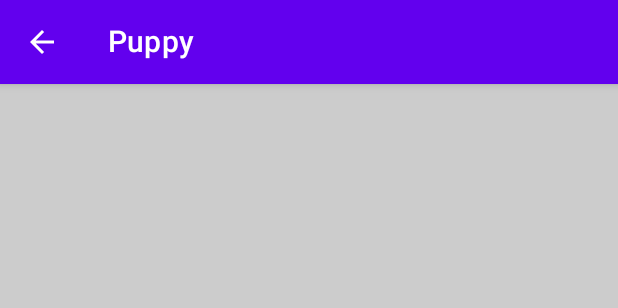
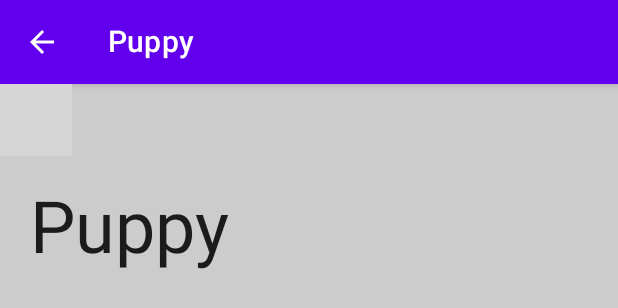
Before and after one commit to peterfortuin/AndroidDevChallenge-Week1, an Android app built with Jetpack Compose: the @Preview function PuppyDetailsScreenLightPreview, on a phone screen of 412 x 824 dp. Shown: the top 308 px of the screen. Run offline under Robolectric (Android 15) with nearby library versions, the phone set to English and light mode, and no system bars; libraries missing offline, so code that uses them is left out: dev.chrisbanes.accompanist; 1 statement that could not run was skipped; grey boxes are pictures that could not be loaded.

Commit message:
Image and name in detail screen

```diff
--- a/app/src/main/java/com/example/androiddevchallenge/ui/PuppyDetailsScreen.kt
+++ b/app/src/main/java/com/example/androiddevchallenge/ui/PuppyDetailsScreen.kt
@@ -15,17 +15,23 @@
  */
 package com.example.androiddevchallenge.ui
 
+import androidx.compose.foundation.layout.Column
+import androidx.compose.foundation.layout.padding
 import androidx.compose.material.Icon
 import androidx.compose.material.IconButton
+import androidx.compose.material.MaterialTheme
 import androidx.compose.material.Scaffold
 import androidx.compose.material.Text
 import androidx.compose.material.TopAppBar
 import androidx.compose.material.icons.Icons
 import androidx.compose.material.icons.filled.ArrowBack
 import androidx.compose.runtime.Composable
+import androidx.compose.ui.Modifier
 import androidx.compose.ui.tooling.preview.Preview
+import androidx.compose.ui.unit.dp
 import com.example.androiddevchallenge.model.Puppy
 import com.example.androiddevchallenge.ui.theme.MyTheme
+import dev.chrisbanes.accompanist.glide.GlideImage
 
 @Composable
 fun PuppyDetailsScreen(puppy: Puppy, navigateBack: () -> Unit) {
@@ -46,7 +52,18 @@ fun PuppyDetailsScreen(puppy: Puppy, navigateBack: () -> Unit) {
                 }
             )
         }
-    ) {}
+    ) {
+        Column {
+            GlideImage(data = puppy.picture, puppy.name)
+
+            Text(
+                text = puppy.name,
+                modifier = Modifier
+                    .padding(start = 20.dp, top = 20.dp),
+                style = MaterialTheme.typography.h3
+            )
+        }
+    }
 }
 
 @Preview("Light Theme", widthDp = 360, heightDp = 640)
```
